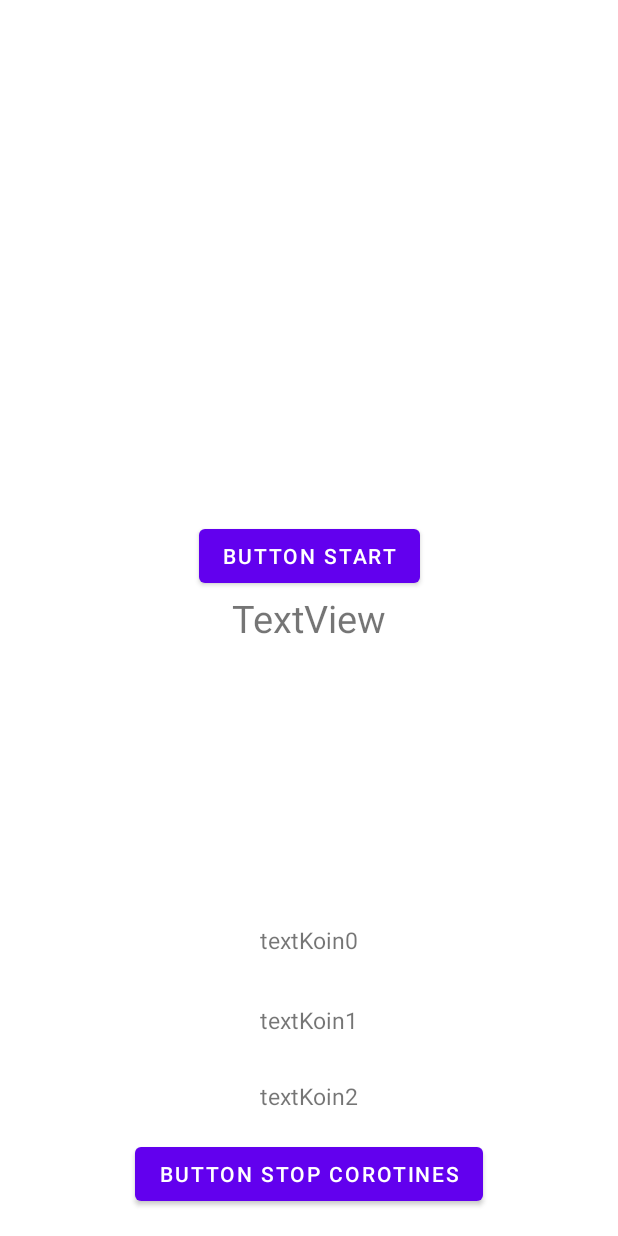
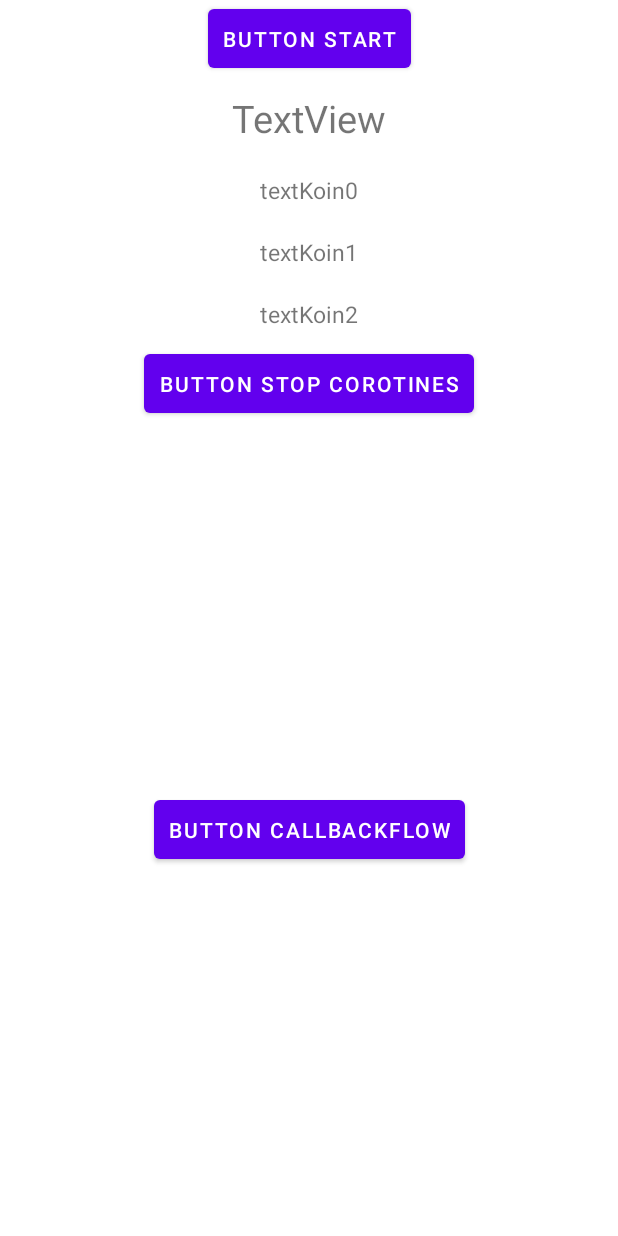
Before and after one commit to matr1x244/MVVM, an Android app: the layout fragment_main.xml on its own in the app's theme, with its tools: preview values and no code run, on a phone screen of 412 x 824 dp. Run offline under Robolectric (Android 15) with nearby library versions, the phone set to English and light mode, and no system bars.

Commit message:
Перешёл с Coroutine на Coroutine Flow

```diff
--- a/app/src/main/res/layout/activity_main.xml
+++ b/app/src/main/res/layout/activity_main.xml
@@ -2,8 +2,8 @@
 <androidx.fragment.app.FragmentContainerView xmlns:android="http://schemas.android.com/apk/res/android"
     xmlns:tools="http://schemas.android.com/tools"
     android:id="@+id/main_container"
-    android:layout_width="wrap_content"
-    android:layout_height="wrap_content"
+    android:layout_width="match_parent"
+    android:layout_height="match_parent"
     tools:context=".presentation.view.main.MainActivity">
 
 </androidx.fragment.app.FragmentContainerView>
--- a/app/src/main/res/layout/fragment_main.xml
+++ b/app/src/main/res/layout/fragment_main.xml
@@ -12,19 +12,20 @@
         android:layout_height="wrap_content"
         android:text="TextView"
         android:textSize="25dp"
-        app:layout_constraintBottom_toBottomOf="parent"
+        android:padding="10dp"
         app:layout_constraintEnd_toEndOf="parent"
         app:layout_constraintStart_toStartOf="parent"
-        app:layout_constraintTop_toTopOf="parent" />
+        app:layout_constraintTop_toBottomOf="@+id/btn" />
 
     <Button
         android:id="@+id/btn"
         android:layout_width="wrap_content"
         android:layout_height="wrap_content"
         android:text="button start"
-        app:layout_constraintBottom_toTopOf="@+id/textView"
+        android:padding="10dp"
         app:layout_constraintEnd_toEndOf="parent"
-        app:layout_constraintStart_toStartOf="parent" />
+        app:layout_constraintStart_toStartOf="parent"
+        app:layout_constraintTop_toTopOf="parent" />
 
     <TextView
         android:id="@+id/textKoin0"
@@ -32,7 +33,7 @@
         android:layout_height="wrap_content"
         android:text="textKoin0"
         android:textSize="15dp"
-        app:layout_constraintBottom_toBottomOf="parent"
+        android:padding="10dp"
         app:layout_constraintEnd_toEndOf="parent"
         app:layout_constraintStart_toStartOf="parent"
         app:layout_constraintTop_toBottomOf="@+id/textView" />
@@ -43,11 +44,10 @@
         android:layout_height="wrap_content"
         android:text="textKoin1"
         android:textSize="15dp"
-        app:layout_constraintBottom_toBottomOf="parent"
+        android:padding="10dp"
         app:layout_constraintEnd_toEndOf="parent"
         app:layout_constraintStart_toStartOf="parent"
-        app:layout_constraintTop_toBottomOf="@+id/textKoin0"
-        app:layout_constraintVertical_bias="0.194" />
+        app:layout_constraintTop_toBottomOf="@+id/textKoin0" />
 
     <TextView
         android:id="@+id/textKoin2"
@@ -55,20 +55,30 @@
         android:layout_height="wrap_content"
         android:text="textKoin2"
         android:textSize="15dp"
-        app:layout_constraintBottom_toBottomOf="parent"
+        android:padding="10dp"
         app:layout_constraintEnd_toEndOf="parent"
         app:layout_constraintStart_toStartOf="parent"
-        app:layout_constraintTop_toBottomOf="@+id/textKoin1"
-        app:layout_constraintVertical_bias="0.26" />
+        app:layout_constraintTop_toBottomOf="@+id/textKoin1" />
 
     <Button
         android:id="@+id/btnStop"
         android:layout_width="wrap_content"
         android:layout_height="wrap_content"
+        android:padding="10dp"
         android:text="button stop corotines"
-        app:layout_constraintBottom_toBottomOf="parent"
         app:layout_constraintEnd_toEndOf="parent"
         app:layout_constraintStart_toStartOf="parent"
         app:layout_constraintTop_toBottomOf="@+id/textKoin2" />
 
+    <Button
+        android:id="@+id/btnCallBackFlow"
+        android:layout_width="wrap_content"
+        android:layout_height="wrap_content"
+        android:padding="10dp"
+        android:text="button CallBackFlow"
+        app:layout_constraintBottom_toBottomOf="parent"
+        app:layout_constraintEnd_toEndOf="parent"
+        app:layout_constraintStart_toStartOf="parent"
+        app:layout_constraintTop_toBottomOf="@+id/btnStop" />
+
 </androidx.constraintlayout.widget.ConstraintLayout>
```
Also changed, not shown: app/src/main/java/com/geekbrains/mvvm/presentation/view/main/MainFragment.kt (+19 -0 lines), app/src/main/java/com/geekbrains/mvvm/presentation/viewmodels/MainFragmentViewModel.kt (+24 -3 lines).
